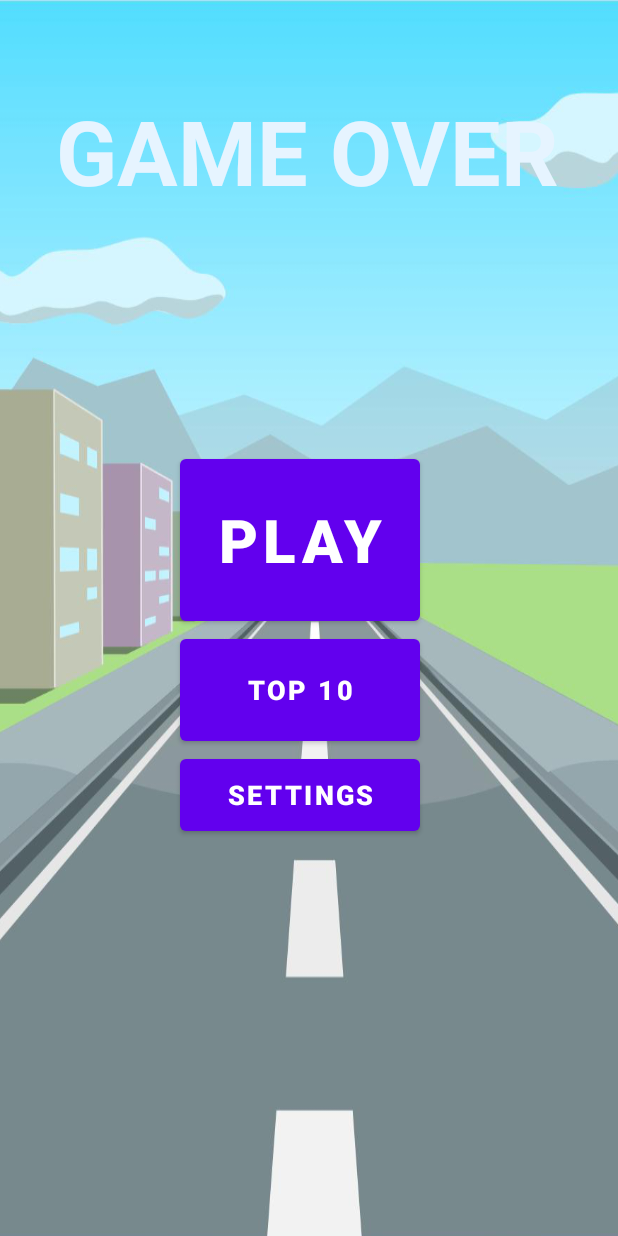
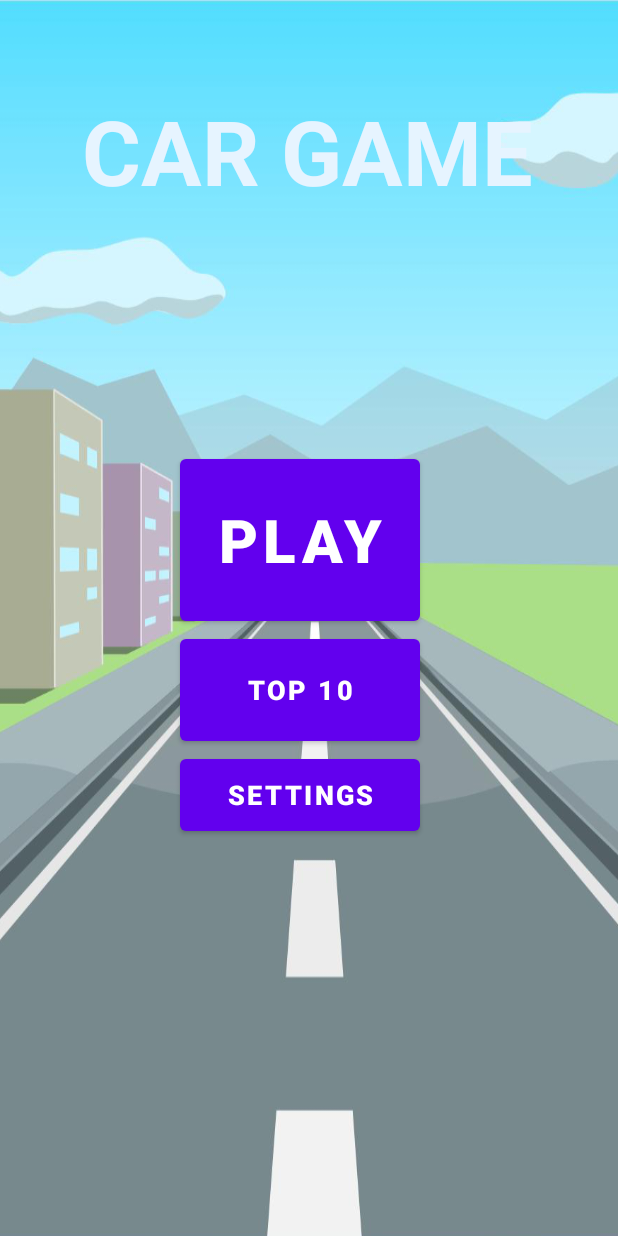
Before and after one commit to shaharhikri/HW1_CarGame, an Android app: the screen it shows after launch (Activity_Entry), on a phone screen of 412 x 824 dp. Run offline under Robolectric (Android 15) with nearby library versions, the phone set to English and light mode, and no system bars.

Commit message:
HW2 entry label string fixed.

```diff
--- a/app/src/main/res/values/strings.xml
+++ b/app/src/main/res/values/strings.xml
@@ -6,7 +6,7 @@
     <string name="settings_btn_text">SETTINGS</string>
     <string name="menu_btn_text">MENU</string>
     <string name="gameover_label_text">GAME OVER</string>
-    <string name="entry_label_text">GAME OVER</string>
+    <string name="entry_label_text">CAR GAME</string>
     <string name="scores_label_text">SCORES</string>
     <string name="settings_label_text">SETTINGS</string>
     <string name="no_text">NONE</string>
```
